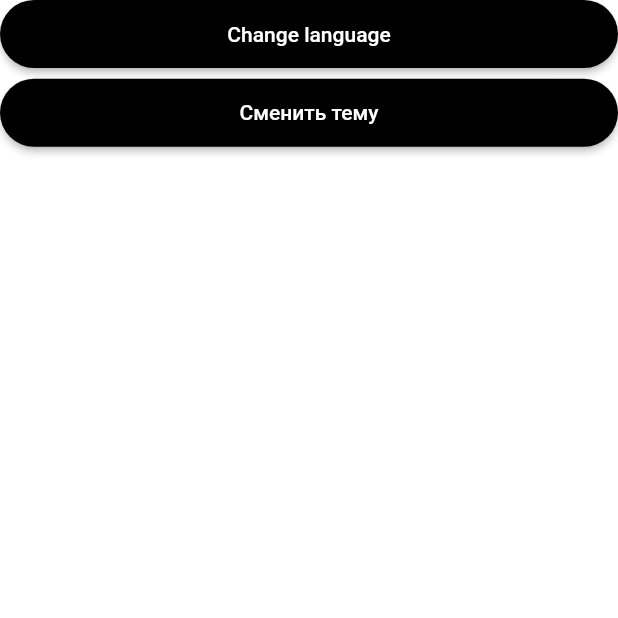
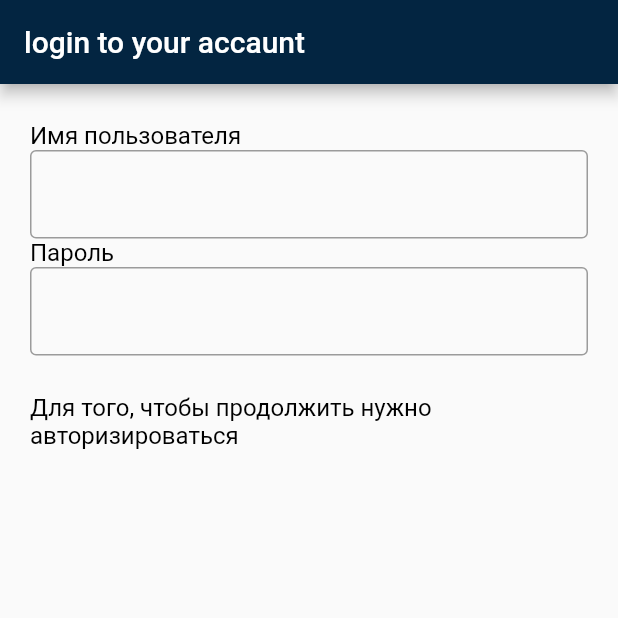
Before and after one commit to Lokki16/sfera_project_1, a Flutter app: the screen it shows after launch, on a phone screen of 412 x 824 dp, the top half of it. Run offline on Flutter 3.47's test engine with Material 2 defaults, Android fonts, the phone set to English and light mode, and no system bars; our stand-ins replace flutter_screenutil, flutter_svg, get; missing offline and left inert: dart:js.

Commit message:
create auth

```diff
--- a/lib/app.dart
+++ b/lib/app.dart
@@ -15,7 +15,7 @@ class SferaApp extends StatelessWidget {
         locale: Get.deviceLocale,
         translations: GetLocalization(),
         routes: AppRoutes.getRoutes,
-        initialRoute: AppRoutes.routeToSettings,
+        initialRoute: AppRoutes.routeToAuth,
       ),
     );
   }
--- a/lib/data/navigation/routes.dart
+++ b/lib/data/navigation/routes.dart
@@ -1,13 +1,17 @@
+import 'dart:js';
+
 import 'package:sfera_project_1/presentation/template/template.dart';
 
 class AppRoutes {
   static const String routeToSettings = 'settings';
   static const String routeToLanguages = 'languages';
   static const String routeToThemes = 'themes';
+  static const String routeToAuth = 'auth';
 
   static dynamic getRoutes = {
     routeToSettings: (context) => const Settings(),
     routeToLanguages: (context) => const Languages(),
     routeToThemes: (context) => const Themes(),
+    routeToAuth: (context) => const Auth(),
   };
 }
--- /dev/null
+++ b/lib/presentation/pages/authorization/auth.dart
@@ -0,0 +1,23 @@
+import 'package:flutter/material.dart';
+import 'auth_widget.dart';
+import 'package:sfera_project_1/presentation/template/template.dart';
+
+
+
+class Auth extends StatelessWidget {
+  const Auth({super.key});
+
+  // This widget is the root of your application.
+  @override
+  Widget build(BuildContext context) {
+    return MaterialApp(
+      title: 'Flutter Demo',
+      theme: ThemeData(
+        appBarTheme: AppBarTheme(
+          backgroundColor: const Color.fromRGBO(3, 37, 65, 1),
+          ),
+      ),
+      home: AuthWidget(),
+    );
+  }
+}
--- /dev/null
+++ b/lib/presentation/pages/authorization/auth_widget.dart
@@ -0,0 +1,89 @@
+
+
+import 'package:sfera_project_1/presentation/template/template.dart';
+
+class AuthWidget extends StatefulWidget {
+  const AuthWidget({super.key});
+
+  @override
+  State<AuthWidget> createState() => _AuthWidgetState();
+}
+
+class _AuthWidgetState extends State<AuthWidget> {
+  @override
+  Widget build(BuildContext context) {
+    return Scaffold(
+      appBar: AppBar(title: Text('login to your accaunt')),
+      body: ListView(
+        children: [
+          HeaderWidget(),
+        ],
+      ),
+    );
+  }
+}
+
+class HeaderWidget extends StatelessWidget {
+  const HeaderWidget({super.key});
+
+  @override
+  Widget build(BuildContext context) {
+    final textStyle = const TextStyle(
+      fontSize: 16,
+      color: Colors.black,
+    );
+    return Padding(
+      padding: const EdgeInsets.symmetric(horizontal: 20),
+      child: Column(
+        children: [
+          SizedBox(height: 25),
+          _FormWidget(),
+          SizedBox(height: 25),
+          Text(
+            'Для того, чтобы продолжить нужно авторизироваться',
+            style: textStyle,
+          ),
+        ],
+      ),
+    );
+  }
+}
+
+class _FormWidget extends StatefulWidget {
+  const _FormWidget({super.key});
+
+  @override
+  State<_FormWidget> createState() => __FormWidgetState();
+}
+
+class __FormWidgetState extends State<_FormWidget> {
+  @override
+  Widget build(BuildContext context) {
+    final textStyle = const TextStyle(
+      fontSize: 16,
+      color: Colors.black,
+    );
+    final textFieldDecoratior = const InputDecoration(
+      border: OutlineInputBorder(),
+    );
+    return Column(
+      crossAxisAlignment: CrossAxisAlignment.start,
+      children: [
+        Text(
+          'Имя пользователя',
+          style: textStyle,
+        ),
+        TextField(
+          decoration: textFieldDecoratior,
+        ),
+        Text(
+          'Пароль',
+          style: textStyle,
+        ),
+        TextField(
+          decoration: textFieldDecoratior,
+        ),
+      ],
+    );
+  }
+}
--- a/lib/presentation/template/template.dart
+++ b/lib/presentation/template/template.dart
@@ -42,3 +42,4 @@ export '../widgets/buttons/custom_button.dart';
 export '../pages/settings/settings.dart';
 export '../pages/settings/languages.dart';
 export '../pages/settings/themes.dart';
+export '../pages/authorization/auth.dart';
```
Also changed, not shown: 8 other files.
